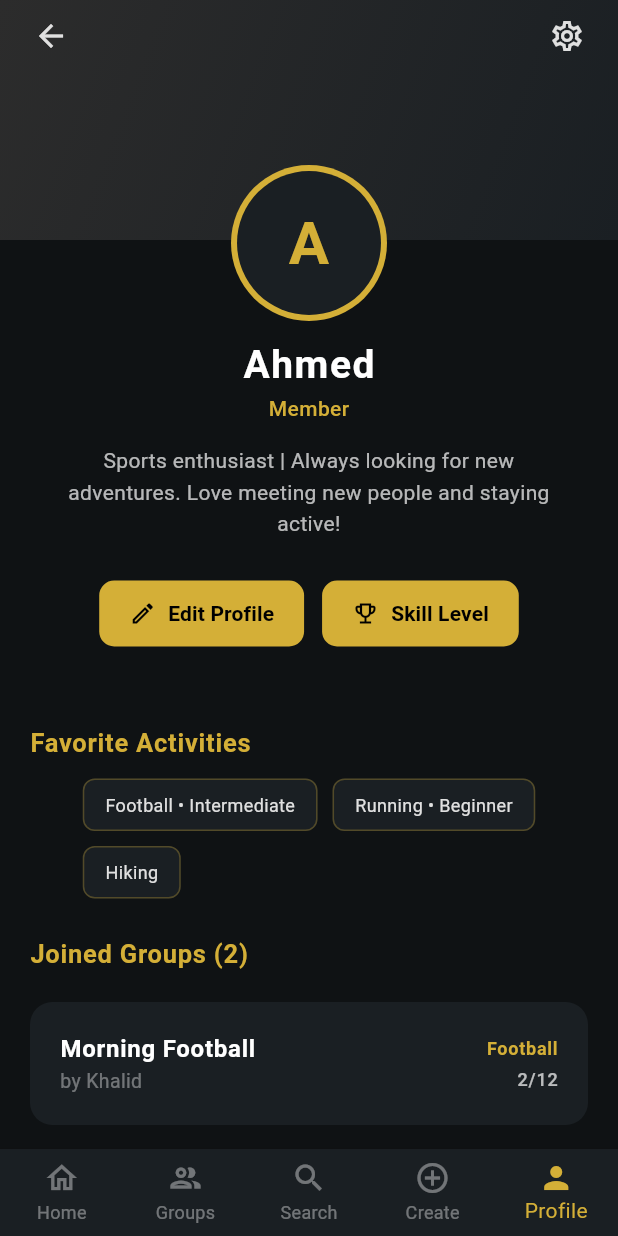
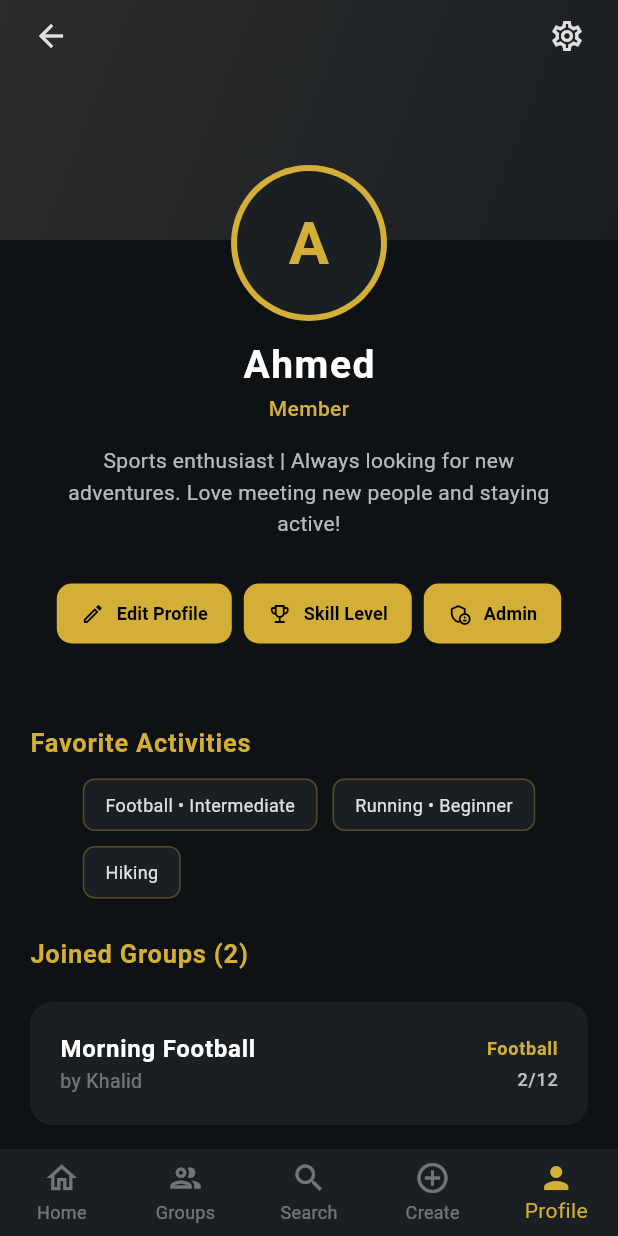
Before and after one commit to Renad5A/Good-Game, a Flutter app: the ProfilePage screen opened by its route, on a phone screen of 412 x 824 dp. Run offline on Flutter 3.47's test engine with Material 3 defaults, Android fonts, the light colour scheme and no system bars; our stand-ins replace geolocator, google_maps_flutter; missing offline and left inert: flutter_polyline_points.

Commit message:
Refactor ProfilePage with new imports and navigation
Updated imports and navigation logic in ProfilePage. Added new pages and modified action button layout.

```diff
--- a/gg_app/lib/pages/profile_page.dart
+++ b/gg_app/lib/pages/profile_page.dart
@@ -1,15 +1,20 @@
 import 'package:flutter/material.dart';
 import 'skill_level_page.dart';
-import '../edit_profile_page.dart';
+import 'edit_profile_page.dart';
+import 'home_page.dart';
+import 'groups_page.dart';
+import 'search_page.dart';
+import 'add_activity_page.dart'; // ✏️ إضافة جديدة: استيراد صفحة الإنشاء
+import 'settings_page.dart';
+import 'admin_panel_page.dart';
 
 class ProfilePage extends StatelessWidget {
   const ProfilePage({super.key});
 
-  // تعريف لوحة الألوان الفخمة
-  static const Color bgDark = Color(0xFF0F1214);      // الخلفية العميق
-  static const Color surfaceDark = Color(0xFF1A1F23); // الحاويات والبطاقات
-  static const Color accentGold = Color(0xFFD4AF37);  // الذهبي للأيقونات والتفاعل
-  static const Color textMain = Color(0xFFE0E0E0);    // النص الأساسي
+  static const Color bgDark = Color(0xFF0F1214);
+  static const Color surfaceDark = Color(0xFF1A1F23);
+  static const Color accentGold = Color(0xFFD4AF37);
+  static const Color textMain = Color(0xFFE0E0E0);
 
   @override
   Widget build(BuildContext context) {
@@ -23,6 +28,30 @@ class ProfilePage extends StatelessWidget {
           selectedItemColor: accentGold,
           unselectedItemColor: Colors.white38,
           showUnselectedLabels: true,
+          onTap: (index) {
+            if (index == 0) {
+              Navigator.pushReplacement(
+                context,
+                MaterialPageRoute(builder: (context) => const HomePage()),
+              );
+            } else if (index == 1) {
+              Navigator.pushReplacement(
+                context,
+                MaterialPageRoute(builder: (context) => const GroupsPage()),
+              );
+            } else if (index == 2) {
+              Navigator.pushReplacement(
+                context,
+                MaterialPageRoute(builder: (context) => const SearchPage()),
+              );
+            } else if (index == 3) {
+              // ✏️ تعديل: الانتقال لصفحة Create بدل السيرش
+              Navigator.pushReplacement(
+                context,
+                MaterialPageRoute(builder: (context) => const AddActivityPage()),
+              );
+            }
+          },
           items: const [
             BottomNavigationBarItem(icon: Icon(Icons.home_outlined), label: 'Home'),
             BottomNavigationBarItem(icon: Icon(Icons.group_outlined), label: 'Groups'),
@@ -39,7 +68,6 @@ class ProfilePage extends StatelessWidget {
               alignment: Alignment.center,
               clipBehavior: Clip.none,
               children: [
-                // الغطاء العلوي بتدرج ذهبي خفيف
                 Container(
                   height: 160,
                   width: double.infinity,
@@ -63,14 +91,18 @@ class ProfilePage extends StatelessWidget {
                           ),
                           IconButton(
                             icon: const Icon(Icons.settings_outlined, color: textMain),
-                            onPressed: () {},
+                            onPressed: () {
+                              Navigator.push(
+                                context,
+                                MaterialPageRoute(builder: (context) => const SettingsPage()),
+                              );
+                            },
                           ),
                         ],
                       ),
                     ),
                   ),
                 ),
-                // الصورة الشخصية مع إطار ذهبي
                 Positioned(
                   top: 110,
                   child: CircleAvatar(
@@ -88,12 +120,10 @@ class ProfilePage extends StatelessWidget {
               ],
             ),
             const SizedBox(height: 65),
-
             const Text('Ahmed',
               style: TextStyle(fontSize: 26, fontWeight: FontWeight.bold, color: Colors.white, letterSpacing: 1)
             ),
             const Text('Member', style: TextStyle(color: accentGold, fontWeight: FontWeight.w500)),
-
             const Padding(
               padding: EdgeInsets.symmetric(horizontal: 30, vertical: 15),
               child: Text(
@@ -102,21 +132,16 @@ class ProfilePage extends StatelessWidget {
                 style: TextStyle(color: Colors.white70, fontSize: 14, height: 1.5),
               ),
             ),
-
             const SizedBox(height: 10),
             _buildActionButtons(context),
-
             const SizedBox(height: 25),
             _buildSectionHeader('Favorite Activities'),
             _buildActivityChips(),
-
             _buildSectionHeader('Joined Groups (2)'),
             _buildGroupCard('Morning Football', 'by Khalid', '2/12', 'Football'),
             _buildGroupCard('Weekend Hikers', 'by Sara', '3/8', 'Hiking'),
-
             _buildSectionHeader('Created Groups (1)'),
             _buildGroupCard('Evening Running', 'by Ahmed (You)', '2/10', 'Running'),
-
             const SizedBox(height: 30),
           ],
         ),
@@ -125,28 +150,36 @@ class ProfilePage extends StatelessWidget {
   }
 
   Widget _buildActionButtons(BuildContext context) {
-    return Row(
+    return SingleChildScrollView(
+      scrollDirection: Axis.horizontal,
+      padding: const EdgeInsets.symmetric(horizontal: 15),
+      child: Row(
         mainAxisAlignment: MainAxisAlignment.center,
         children: [
           _customButton(Icons.edit_outlined, 'Edit Profile', () {
             Navigator.push(context, MaterialPageRoute(builder: (context) => const EditProfilePage()));
           }),
-        const SizedBox(width: 12),
+          const SizedBox(width: 8),
           _customButton(Icons.emoji_events_outlined, 'Skill Level', () {
             Navigator.push(context, MaterialPageRoute(builder: (context) => const SkillLevelPage()));
           }),
+          const SizedBox(width: 8),
+          _customButton(Icons.admin_panel_settings_outlined, 'Admin', () {
+            Navigator.push(context, MaterialPageRoute(builder: (context) => const AdminPanelPage()));
+          }),
         ],
+      ),
     );
   }
 
   Widget _customButton(IconData icon, String label, VoidCallback onTap) {
     return ElevatedButton.icon(
       onPressed: onTap,
-      icon: Icon(icon, size: 18, color: Colors.black),
-      label: Text(label, style: const TextStyle(color: Colors.black, fontWeight: FontWeight.bold)),
+      icon: Icon(icon, size: 16, color: Colors.black),
+      label: Text(label, style: const TextStyle(color: Colors.black, fontWeight: FontWeight.bold, fontSize: 12)),
       style: ElevatedButton.styleFrom(
         backgroundColor: accentGold,
-        padding: const EdgeInsets.symmetric(horizontal: 20, vertical: 12),
+        padding: const EdgeInsets.symmetric(horizontal: 16, vertical: 10),
         shape: RoundedRectangleBorder(borderRadius: BorderRadius.circular(10)),
         elevation: 0,
       ),
```
Lines whose indentation alone changed are shown as unchanged.
